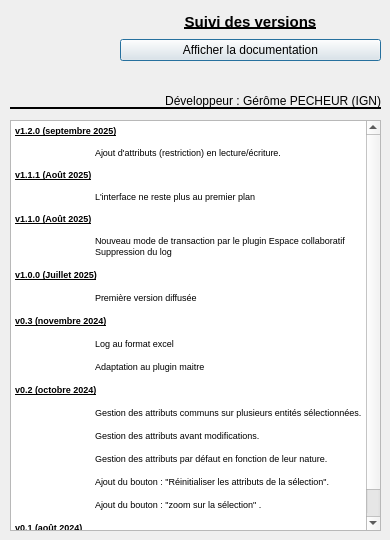
First picture: the form in aproposde.ui, repository IGNF/assistant-route-qgis-plugin, before the edit.
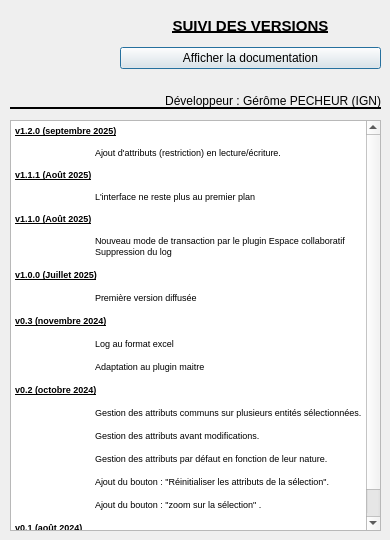
Second picture: the form after the edit. Icons and pictures are not drawn.

Patch:
```diff
--- a/aproposde.ui
+++ b/aproposde.ui
@@ -130,7 +130,7 @@
      <x>120</x>
      <y>10</y>
      <width>261</width>
-     <height>51</height>
+     <height>59</height>
     </rect>
    </property>
    <layout class="QVBoxLayout" name="verticalLayout">
@@ -145,7 +145,7 @@
        </font>
       </property>
       <property name="text">
-       <string>Suivi des versions</string>
+       <string>SUIVI DES VERSIONS</string>
       </property>
       <property name="alignment">
        <set>Qt::AlignCenter</set>
```
Left out of the diff: 3 changed lines with no effect on the pictures.
